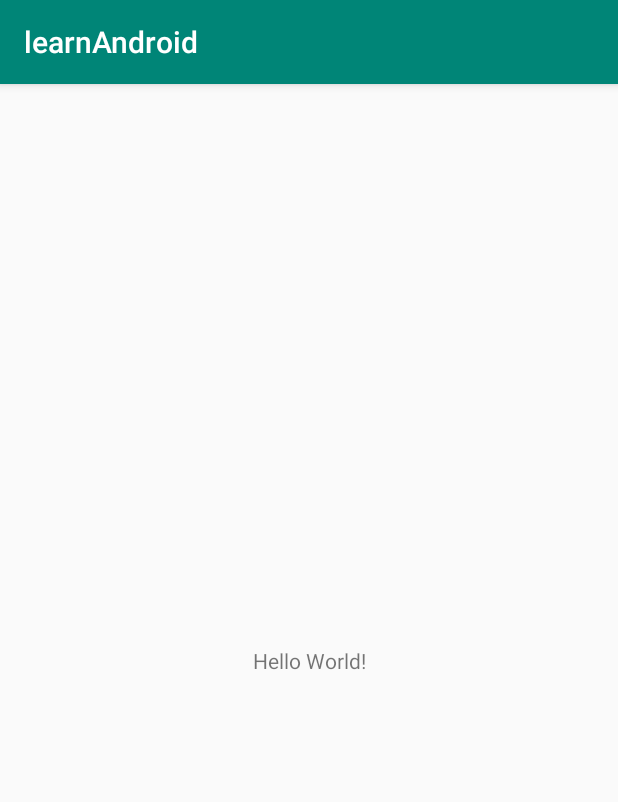
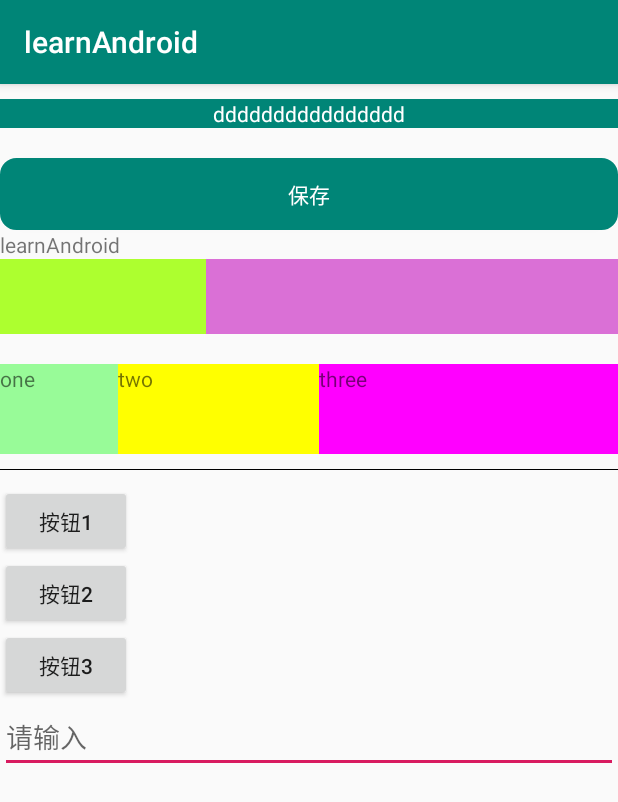
Before and after one commit to chenguzhen87/learnAndroid, an Android app: the screen it shows after launch (MainActivity), on a phone screen of 412 x 824 dp. Shown: the top 802 px of the screen. Run offline under Robolectric (Android 15) with nearby library versions, the phone set to English and light mode, and no system bars.

Commit message:
chore: ui组件

```diff
--- /dev/null
+++ b/app/src/main/res/drawable/btn_bg.xml
@@ -0,0 +1,6 @@
+<?xml version="1.0" encoding="utf-8"?>
+<shape xmlns:android="http://schemas.android.com/apk/res/android">
+    <corners android:radius="10dp" />
+    <solid android:color="@color/colorPrimary" />
+    <stroke android:color="@color/colorPrimary"  android:width="2dp"/>
+</shape>
--- /dev/null
+++ b/app/src/main/res/drawable/line.xml
@@ -0,0 +1,5 @@
+<?xml version="1.0" encoding="utf-8"?>
+<shape xmlns:android="http://schemas.android.com/apk/res/android">
+    <solid android:color="@color/colorPrimary"></solid>
+    <stroke  android:color="@color/colorPrimary" android:width="5dp"  ></stroke>
+</shape>
--- a/app/src/main/res/layout/activity_main.xml
+++ b/app/src/main/res/layout/activity_main.xml
@@ -1,18 +1,115 @@
 <?xml version="1.0" encoding="utf-8"?>
-<androidx.constraintlayout.widget.ConstraintLayout xmlns:android="http://schemas.android.com/apk/res/android"
-    xmlns:app="http://schemas.android.com/apk/res-auto"
+<LinearLayout xmlns:android="http://schemas.android.com/apk/res/android"
     xmlns:tools="http://schemas.android.com/tools"
+    android:id="@+id/LinearLayout1"
     android:layout_width="match_parent"
     android:layout_height="match_parent"
-    tools:context=".MainActivity">
+    android:orientation="vertical">
+    <TextView
+        android:layout_width="match_parent"
+        android:layout_height="wrap_content"
+        android:text="dddddddddddddddd"
+        android:layout_marginTop="10dp"
+        android:background="@color/colorPrimary"
+        android:textColor="@color/colorWhite"
+        android:textAlignment="center"
+        ></TextView>
+    <Button android:id="@+id/button"
+        android:layout_width="match_parent"
+        android:layout_height="wrap_content"
+        android:background="@drawable/btn_bg"
+        android:textColor="@color/colorWhite"
+        android:layout_marginTop="20dp"
+        android:text="保存" />
 
-    <TextView
-        android:layout_width="wrap_content"
+    <LinearLayout
+        android:layout_width="match_parent"
         android:layout_height="wrap_content"
-        android:text="Hello World!"
-        app:layout_constraintBottom_toBottomOf="parent"
-        app:layout_constraintLeft_toLeftOf="parent"
-        app:layout_constraintRight_toRightOf="parent"
-        app:layout_constraintTop_toTopOf="parent" />
+        android:layout_gravity="bottom"
+        >
+        <TextView
+            android:layout_width="match_parent"
+            android:layout_height="wrap_content"
+            android:text="@string/app_name"
+            />
+    </LinearLayout>
 
-</androidx.constraintlayout.widget.ConstraintLayout>
+    <LinearLayout
+        android:layout_width="match_parent"
+        android:layout_height="50dp"
+        android:orientation="horizontal">
+        <LinearLayout
+            android:layout_width="0dp"
+            android:layout_height="fill_parent"
+            android:background="#ADFF2F"
+            android:layout_weight="1"/>
+        <LinearLayout
+            android:layout_width="0dp"
+            android:layout_height="fill_parent"
+            android:background="#DA70D6"
+            android:layout_weight="2"/>
+    </LinearLayout>
+    <LinearLayout
+        android:layout_marginTop="20dp"
+        android:layout_width="match_parent"
+        android:layout_height="60dp">
+        <TextView
+            android:layout_weight="1"
+            android:layout_width="wrap_content"
+            android:layout_height="fill_parent"
+            android:text="one"
+            android:background="#98FB98"
+            />
+        <TextView
+            android:layout_weight="2"
+            android:layout_width="wrap_content"
+            android:layout_height="fill_parent"
+            android:text="two"
+            android:background="#FFFF00"
+            />
+        <TextView
+            android:layout_weight="3"
+            android:layout_width="wrap_content"
+            android:layout_height="fill_parent"
+            android:text="three"
+            android:background="#FF00FF"
+            />
+
+    </LinearLayout>
+    <View
+        android:layout_width="match_parent"
+        android:layout_height="1px"
+        android:layout_marginTop="10dp"
+        android:background="#000000" />
+
+    <LinearLayout
+        android:layout_width="match_parent"
+        android:divider="@drawable/line"
+        android:orientation="vertical"
+        android:dividerPadding="10dp"
+        android:layout_marginTop="10dp"
+        android:layout_height="wrap_content">
+
+        <Button
+            android:layout_width="wrap_content"
+            android:layout_height="wrap_content"
+            android:text="按钮1" />
+
+        <Button
+            android:layout_width="wrap_content"
+            android:layout_height="wrap_content"
+            android:text="按钮2" />
+
+        <Button
+            android:layout_width="wrap_content"
+            android:layout_height="wrap_content"
+            android:text="按钮3" />
+
+    </LinearLayout>
+
+    <EditText
+        android:layout_width="fill_parent"
+        android:hint="请输入"
+        android:layout_height="wrap_content"/>
+
+</LinearLayout>
--- /dev/null
+++ b/app/src/main/res/layout/game.xml
@@ -0,0 +1,6 @@
+<?xml version="1.0" encoding="utf-8"?>
+<LinearLayout xmlns:android="http://schemas.android.com/apk/res/android"
+    android:orientation="vertical" android:layout_width="match_parent"
+    android:layout_height="match_parent">
+
+</LinearLayout>
--- a/app/src/main/res/values/colors.xml
+++ b/app/src/main/res/values/colors.xml
@@ -3,4 +3,5 @@
     <color name="colorPrimary">#008577</color>
     <color name="colorPrimaryDark">#00574B</color>
     <color name="colorAccent">#D81B60</color>
+    <color name="colorWhite">#ffffff</color>
 </resources>
```
Also changed, not shown: 2 other files.
